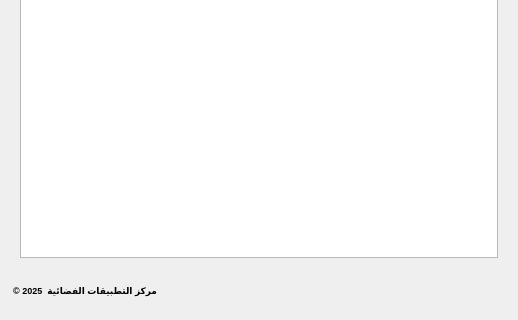
First picture: the form in gui/liste.ui, repository Zuhir-Benslama/CAM-Communal-Addressing-Map, before the edit; both pictures show x 0 to 518 and y 172 to 492 of the 518 by 492 pixel window.
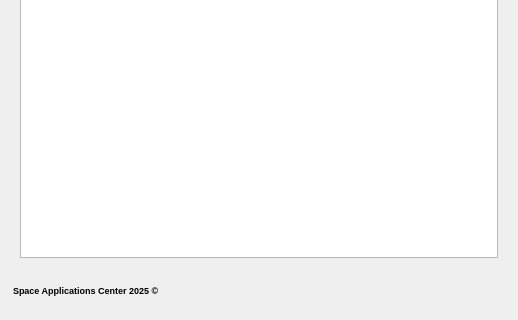
Second picture: the form after the edit. Icons and pictures are not drawn.

Patch:
```diff
--- a/gui/liste.ui
+++ b/gui/liste.ui
@@ -208,7 +208,7 @@
          </font>
         </property>
         <property name="text">
-         <string>مركز التطبيقات الفضائية  2025 ©</string>
+         <string>Space Applications Center 2025 ©</string>
         </property>
        </widget>
       </item>
```
